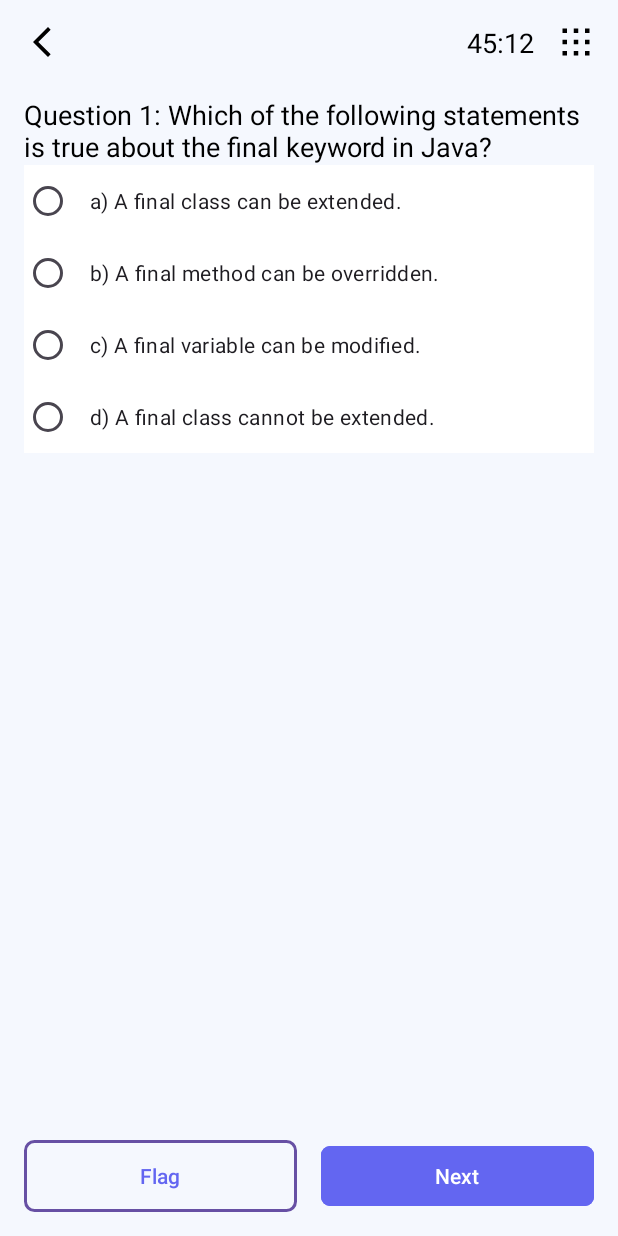
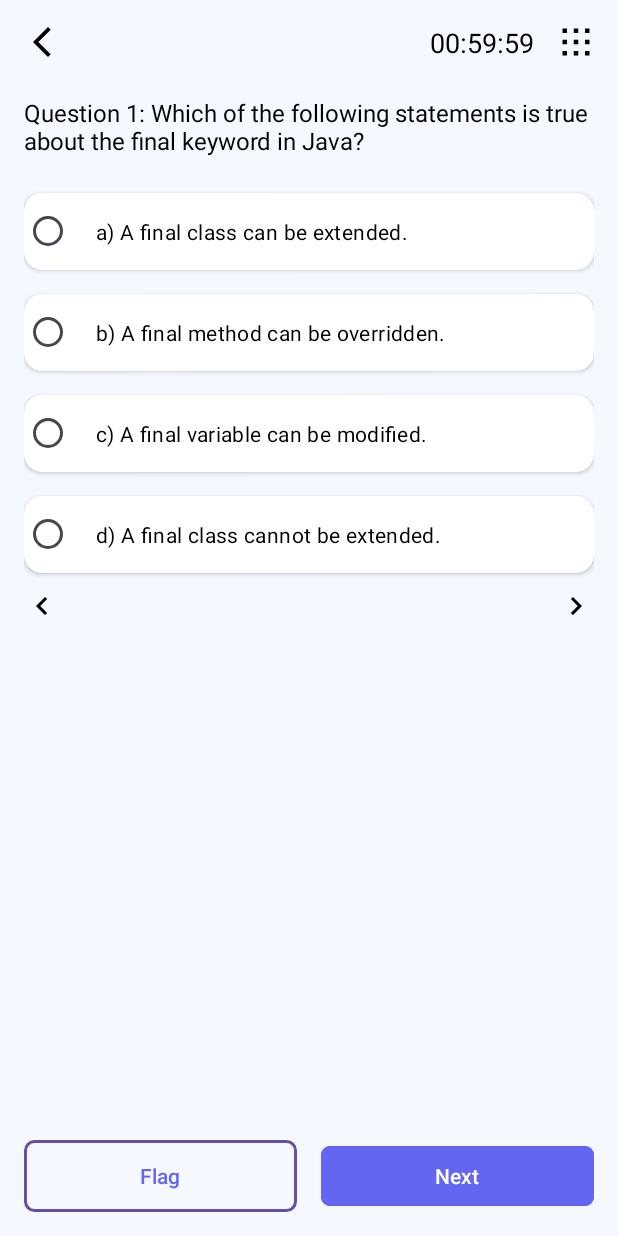
Before and after one commit to adarshaketh/examease, an Android app: the ExamAttempt screen opened directly, with no data from a screen before it, on a phone screen of 412 x 824 dp. Run offline under Robolectric (Android 15) with nearby library versions, the phone set to English and light mode, and no system bars.

Commit message:
Improve examattempt

```diff
--- a/app/src/main/java/com/example/examease/misc/Home.java
+++ b/app/src/main/java/com/example/examease/misc/Home.java
@@ -9,6 +9,7 @@ import androidx.appcompat.app.AppCompatActivity;
 
 import com.example.examease.R;
 import com.example.examease.profile.activity_edit_profile;
+import com.example.examease.quiz.ExamAttempt;
 
 public class Home extends AppCompatActivity {
 
@@ -19,6 +20,7 @@ public class Home extends AppCompatActivity {
 
         // Find the button by its ID
         Button profileButton = findViewById(R.id.profile);
+        Button quizBtn = findViewById(R.id.profile2);
 
         // Set an OnClickListener on the button
         profileButton.setOnClickListener(new View.OnClickListener() {
@@ -29,5 +31,13 @@ public class Home extends AppCompatActivity {
                 startActivity(intent);  // Start the ProfilePage activity
             }
         });
+
+        quizBtn.setOnClickListener(new View.OnClickListener() {
+            @Override
+            public void onClick(View v) {
+                Intent intent = new Intent(Home.this, ExamAttempt.class);
+                startActivity(intent);  // Start the ProfilePage activity
+            }
+        });
     }
 }
--- a/app/src/main/java/com/example/examease/quiz/ExamAttempt.java
+++ b/app/src/main/java/com/example/examease/quiz/ExamAttempt.java
@@ -1,12 +1,15 @@
 package com.example.examease.quiz;
 
+import android.content.Intent;
 import android.os.Bundle;
+import android.os.CountDownTimer;
 import android.view.LayoutInflater;
 import android.view.View;
 import android.widget.Button;
 import android.widget.ImageButton;
 import android.widget.TextView;
 
+import androidx.activity.OnBackPressedCallback;
 import androidx.appcompat.app.AlertDialog;
 import androidx.appcompat.app.AppCompatActivity;
 import androidx.viewpager2.widget.ViewPager2;
@@ -20,9 +23,11 @@ public class ExamAttempt extends AppCompatActivity {
     private ViewPager2 viewPagerQuestions;
     private Button btnNext, btnFlag;
     private ImageButton btnBack, btnGrid;
-    private TextView tvTimer;
     private int currentQuestionIndex = 0;
-    private int totalQuestions = 10; // Example number of questions
+    private int totalQuestions = 10;
+    private CountDownTimer countDownTimer;
+    private long timeLeftInMillis = 3600000;
+    private TextView timerText;
 
     @Override
     protected void onCreate(Bundle savedInstanceState) {
@@ -35,7 +40,7 @@ public class ExamAttempt extends AppCompatActivity {
         btnFlag = findViewById(R.id.btnFlag);
         btnBack = findViewById(R.id.btnBack);
         btnGrid = findViewById(R.id.btnGrid);
-        tvTimer = findViewById(R.id.tvTimer);
+        timerText = findViewById(R.id.tvTimer);
 
         // Set up ViewPager with an adapter
         QuestionPagerAdapter adapter = new QuestionPagerAdapter(this, totalQuestions);
@@ -51,7 +56,7 @@ public class ExamAttempt extends AppCompatActivity {
         });
 
         // Back button click listener
-        btnBack.setOnClickListener(v -> finish());
+        btnBack.setOnClickListener(v -> showSubmissionConfirmationDialog());
 
         // Grid button click listener to open a dialog
         btnGrid.setOnClickListener(v -> showGridDialog());
@@ -63,18 +68,106 @@ public class ExamAttempt extends AppCompatActivity {
                 viewPagerQuestions.setCurrentItem(currentQuestionIndex);
             }
         });
+
+        //start timer
+        startTimer();
+
+        //back btn, show dialog
+        // Register a callback for back press
+        getOnBackPressedDispatcher().addCallback(this, new OnBackPressedCallback(true) {
+            @Override
+            public void handleOnBackPressed() {
+                showSubmissionConfirmationDialog();
+            }
+        });
+    }
+    // Method to start the countdown timer
+    private void startTimer() {
+        countDownTimer = new CountDownTimer(timeLeftInMillis, 1000) {
+
+            @Override
+            public void onTick(long millisUntilFinished) {
+                // Update the time left in milliseconds
+                timeLeftInMillis = millisUntilFinished;
+                // Update the TextView with the formatted time
+                updateTimer();
+            }
+
+            @Override
+            public void onFinish() {
+                // Timer has finished, update the TextView or trigger an action
+                timerText.setText("Time's up!");
+            }
+        }.start(); // Start the countdown immediately
     }
 
-    // Method to show the grid dialog
+    // Method to format and display the remaining time in the format HH:mm:ss
+    private void updateTimer() {
+        int hours = (int) (timeLeftInMillis / 1000) / 3600;
+        int minutes = (int) ((timeLeftInMillis / 1000) % 3600) / 60;
+        int seconds = (int) (timeLeftInMillis / 1000) % 60;
+
+        // Format the time as HH:mm:ss and set it on the TextView
+        String timeFormatted = String.format("%02d:%02d:%02d", hours, minutes, seconds);
+
+        timerText.setText(timeFormatted);
+    }
+
+
     private void showGridDialog() {
+            LayoutInflater inflater = LayoutInflater.from(this);
+            View dialogView = inflater.inflate(R.layout.dialog_exam_summary, null);
+
+            AlertDialog.Builder builder = new AlertDialog.Builder(this);
+            builder.setView(dialogView);
+            Button backBtn = dialogView.findViewById(R.id.btnBack);
+            Button submitBtn = dialogView.findViewById(R.id.btnSubmit);
+
+            AlertDialog dialog = builder.create();
+
+            backBtn.setOnClickListener(new View.OnClickListener() {
+                @Override
+                public void onClick(View v) {
+                    dialog.dismiss();
+                }
+            });
+            submitBtn.setOnClickListener(new View.OnClickListener() {
+                @Override
+                public void onClick(View v) {
+                    Intent examSummaryIntent = new Intent(ExamAttempt.this, ExamResultSummary.class);
+                    startActivity(examSummaryIntent);
+                    finish();
+                }
+            });
+            dialog.show();
+        }
+
+    private void showSubmissionConfirmationDialog() {
         LayoutInflater inflater = LayoutInflater.from(this);
-        View dialogView = inflater.inflate(R.layout.dialog_exam_summary, null);
+        View dialogView = inflater.inflate(R.layout.dialog_exam_confirm_submission, null);
 
         AlertDialog.Builder builder = new AlertDialog.Builder(this);
         builder.setView(dialogView);
         AlertDialog dialog = builder.create();
 
-        // Here you can add logic to display the question grid and handle item clicks
+        Button backBtn = dialogView.findViewById(R.id.btnBack);
+        Button submitBtn = dialogView.findViewById(R.id.btnSubmit);
+
+        submitBtn.setOnClickListener(new View.OnClickListener() {
+            @Override
+            public void onClick(View v) {
+                Intent examSummaryIntent = new Intent(ExamAttempt.this, ExamResultSummary.class);
+                startActivity(examSummaryIntent);
+                finish();
+            }
+        });
+
+        backBtn.setOnClickListener(new View.OnClickListener() {
+            @Override
+            public void onClick(View v) {
+                dialog.dismiss();
+            }
+        });
 
         dialog.show();
     }
--- /dev/null
+++ b/app/src/main/res/drawable/ic_left_arrow.xml
@@ -0,0 +1,10 @@
+<?xml version="1.0" encoding="utf-8"?>
+<vector xmlns:android="http://schemas.android.com/apk/res/android"
+    android:width="24dp"
+    android:height="24dp"
+    android:viewportWidth="24"
+    android:viewportHeight="24">
+    <path
+        android:fillColor="#000000"
+        android:pathData="M15.41,7.41L10.83,12l4.58,4.59L14,18l-6,-6 6,-6z" />
+</vector>
--- /dev/null
+++ b/app/src/main/res/drawable/ic_right_arrow.xml
@@ -0,0 +1,10 @@
+<?xml version="1.0" encoding="utf-8"?>
+<vector xmlns:android="http://schemas.android.com/apk/res/android"
+    android:width="24dp"
+    android:height="24dp"
+    android:viewportWidth="24"
+    android:viewportHeight="24">
+    <path
+        android:fillColor="#000000"
+        android:pathData="M8.59,16.59L13.17,12 8.59,7.41 10,6l6,6 -6,6z" />
+</vector>
--- /dev/null
+++ b/app/src/main/res/drawable/option_border.xml
@@ -0,0 +1,5 @@
+<shape xmlns:android="http://schemas.android.com/apk/res/android">
+    <solid android:color="#FFFFFF" /> <!-- Card background color -->
+    <corners android:radius="12dp" /> <!-- Rounded corners -->
+    <stroke android:width="2dp" android:color="#6366F1" /> <!-- Border color -->
+</shape>
--- a/app/src/main/res/layout/activity_exam_attempt.xml
+++ b/app/src/main/res/layout/activity_exam_attempt.xml
@@ -31,10 +31,6 @@
         android:layout_margin="16dp" />
 
     <!-- Timer -->
-
-    <!-- ViewPager for Swiping Questions -->
-
-    <!-- Navigation buttons (Flag and Next) -->
     <TextView
         android:id="@+id/tvTimer"
         android:layout_width="wrap_content"
@@ -48,6 +44,35 @@
         app:layout_constraintEnd_toStartOf="@id/btnGrid"
         app:layout_constraintTop_toTopOf="parent" />
 
+    <!-- Left Arrow Button -->
+    <ImageButton
+        android:id="@+id/btnLeftArrow"
+        android:layout_width="wrap_content"
+        android:layout_height="wrap_content"
+        android:background="?attr/selectableItemBackgroundBorderless"
+        android:src="@drawable/ic_left_arrow"
+        app:tint="#000"
+        android:layout_margin="16dp"
+        app:layout_constraintTop_toTopOf="@+id/viewPagerQuestions"
+        app:layout_constraintBottom_toBottomOf="@+id/viewPagerQuestions"
+        app:layout_constraintStart_toStartOf="parent"
+        app:layout_constraintVertical_bias="0.5" />
+
+    <!-- Right Arrow Button -->
+    <ImageButton
+        android:id="@+id/btnRightArrow"
+        android:layout_width="wrap_content"
+        android:layout_height="wrap_content"
+        android:background="?attr/selectableItemBackgroundBorderless"
+        android:src="@drawable/ic_right_arrow"
+        app:tint="#000"
+        android:layout_margin="16dp"
+        app:layout_constraintTop_toTopOf="@+id/viewPagerQuestions"
+        app:layout_constraintBottom_toBottomOf="@+id/viewPagerQuestions"
+        app:layout_constraintEnd_toEndOf="parent"
+        app:layout_constraintVertical_bias="0.5" />
+
+    <!-- ViewPager for Swiping Questions -->
     <androidx.viewpager2.widget.ViewPager2
         android:id="@+id/viewPagerQuestions"
         android:layout_width="0dp"
@@ -60,6 +85,7 @@
         app:layout_constraintTop_toBottomOf="@id/btnBack"
         app:layout_constraintVertical_bias="0.0" />
 
+    <!-- Navigation buttons (Flag and Next) -->
     <LinearLayout
         android:id="@+id/layoutNavigation"
         android:layout_width="0dp"
--- a/app/src/main/res/layout/activity_home.xml
+++ b/app/src/main/res/layout/activity_home.xml
@@ -16,4 +16,15 @@
         app:layout_constraintEnd_toEndOf="parent"
         app:layout_constraintStart_toStartOf="parent"
         app:layout_constraintTop_toTopOf="parent" />
+
+    <Button
+        android:id="@+id/profile2"
+        android:layout_width="wrap_content"
+        android:layout_height="wrap_content"
+        android:text="Button1"
+        app:layout_constraintBottom_toBottomOf="parent"
+        app:layout_constraintEnd_toEndOf="parent"
+        app:layout_constraintStart_toStartOf="parent"
+        app:layout_constraintTop_toTopOf="parent"
+        app:layout_constraintVertical_bias="0.581" />
 </androidx.constraintlayout.widget.ConstraintLayout>
--- a/app/src/main/res/layout/dialog_exam_summary.xml
+++ b/app/src/main/res/layout/dialog_exam_summary.xml
@@ -163,8 +163,9 @@
             android:layout_weight="1"
             android:text="Submit"
             android:textColor="#FFFFFF"
-            android:backgroundTint="#2196F3"
-            android:layout_marginStart="8dp"/>
+            android:backgroundTint="#6366F1"
+            android:layout_marginStart="8dp"
+            app:cornerRadius="6dp"/>
     </LinearLayout>
 
 </androidx.constraintlayout.widget.ConstraintLayout>
--- a/app/src/main/res/layout/item_question.xml
+++ b/app/src/main/res/layout/item_question.xml
@@ -1,66 +1,118 @@
 <?xml version="1.0" encoding="utf-8"?>
-<androidx.constraintlayout.widget.ConstraintLayout
+<LinearLayout
     xmlns:android="http://schemas.android.com/apk/res/android"
-    xmlns:app="http://schemas.android.com/apk/res-auto"
     android:layout_width="match_parent"
     android:layout_height="match_parent"
+    xmlns:app="http://schemas.android.com/apk/res-auto"
+    android:orientation="vertical"
     android:padding="16dp">
 
-    <!-- Question Text -->
     <TextView
         android:id="@+id/tvQuestion"
-        android:layout_width="0dp"
+        android:layout_width="wrap_content"
         android:layout_height="wrap_content"
-        android:text="1. Which of the following statements is true about the final keyword in Java?"
-        android:textSize="18sp"
-        android:textColor="#000000"
-        app:layout_constraintStart_toStartOf="parent"
-        app:layout_constraintEnd_toEndOf="parent"
-        app:layout_constraintTop_toTopOf="parent"
+        android:text="Question"
+        android:textSize="16sp"
+        android:textColor="#000"
         android:layout_marginBottom="16dp" />
 
-    <!-- Option Buttons (Radio Buttons for selection) -->
     <RadioGroup
         android:id="@+id/radioGroupOptions"
-        android:layout_width="0dp"
+        android:layout_width="match_parent"
         android:layout_height="wrap_content"
-        app:layout_constraintStart_toStartOf="parent"
-        app:layout_constraintEnd_toEndOf="parent"
-        app:layout_constraintTop_toBottomOf="@id/tvQuestion"
         android:orientation="vertical">
+
+        <!-- Option 1 wrapped in CardView -->
+        <androidx.cardview.widget.CardView
+            android:layout_width="match_parent"
+            android:layout_height="wrap_content"
+            android:layout_marginBottom="8dp"
+            app:cardCornerRadius="12dp"
+            android:layout_marginTop="8dp"
+            android:background="@drawable/option_border"
+            android:clickable="false"
+            android:focusable="false">
 
             <RadioButton
                 android:id="@+id/rbOption1"
                 android:layout_width="match_parent"
                 android:layout_height="wrap_content"
-            android:text="a) A final class can be extended."
-            android:padding="12dp"
-            android:background="@drawable/radio_selector" />
+                android:buttonTint="@android:color/transparent"
+                android:text="Option 1"
+                android:textSize="14sp"
+                android:textColor="#000"
+                android:padding="16dp" />
+
+        </androidx.cardview.widget.CardView>
+
+        <!-- Option 2 wrapped in CardView -->
+        <androidx.cardview.widget.CardView
+            android:layout_width="match_parent"
+            android:layout_height="wrap_content"
+            android:layout_marginBottom="8dp"
+            app:cardCornerRadius="12dp"
+            android:layout_marginTop="8dp"
+            android:background="@drawable/option_border"
+            android:clickable="false"
+            android:focusable="false">
 
             <RadioButton
                 android:id="@+id/rbOption2"
                 android:layout_width="match_parent"
                 android:layout_height="wrap_content"
-            android:text="b) A final class can be extended."
-            android:padding="12dp"
-            android:background="@drawable/radio_selector" />
+                android:buttonTint="@android:color/transparent"
+                android:text="Option 2"
+                android:textSize="14sp"
+                android:textColor="#000"
+                android:padding="16dp" />
+
+        </androidx.cardview.widget.CardView>
+
+        <!-- Option 3 wrapped in CardView -->
+        <androidx.cardview.widget.CardView
+            android:layout_width="match_parent"
+            android:layout_height="wrap_content"
+            android:layout_marginBottom="8dp"
+            app:cardCornerRadius="12dp"
+            android:layout_marginTop="8dp"
+            android:background="@drawable/option_border"
+            android:clickable="false"
+            android:focusable="false">
 
             <RadioButton
                 android:id="@+id/rbOption3"
                 android:layout_width="match_parent"
                 android:layout_height="wrap_content"
-            android:text="c) A final class can be extended."
-            android:padding="12dp"
-            android:background="@drawable/radio_selector" />
+                android:buttonTint="@android:color/transparent"
+                android:text="Option 3"
+                android:textSize="14sp"
+                android:textColor="#000"
+                android:padding="16dp" />
+
+        </androidx.cardview.widget.CardView>
+
+        <!-- Option 4 wrapped in CardView -->
+        <androidx.cardview.widget.CardView
+            android:layout_width="match_parent"
+            android:layout_height="wrap_content"
+            android:layout_marginBottom="8dp"
+            app:cardCornerRadius="12dp"
+            android:layout_marginTop="8dp"
+            android:background="@drawable/option_border"
+            android:clickable="false"
+            android:focusable="false">
 
             <RadioButton
                 android:id="@+id/rbOption4"
                 android:layout_width="match_parent"
                 android:layout_height="wrap_content"
-            android:text="d) A final class can be extended."
-            android:padding="12dp"
-            android:background="@drawable/radio_selector" />
+                android:buttonTint="@android:color/transparent"
+                android:text="Option 4"
+                android:textSize="14sp"
+                android:textColor="#000"
+                android:padding="16dp" />
 
+        </androidx.cardview.widget.CardView>
     </RadioGroup>
 
-</androidx.constraintlayout.widget.ConstraintLayout>
+</LinearLayout>
```
Lines whose indentation alone changed are shown as unchanged.
